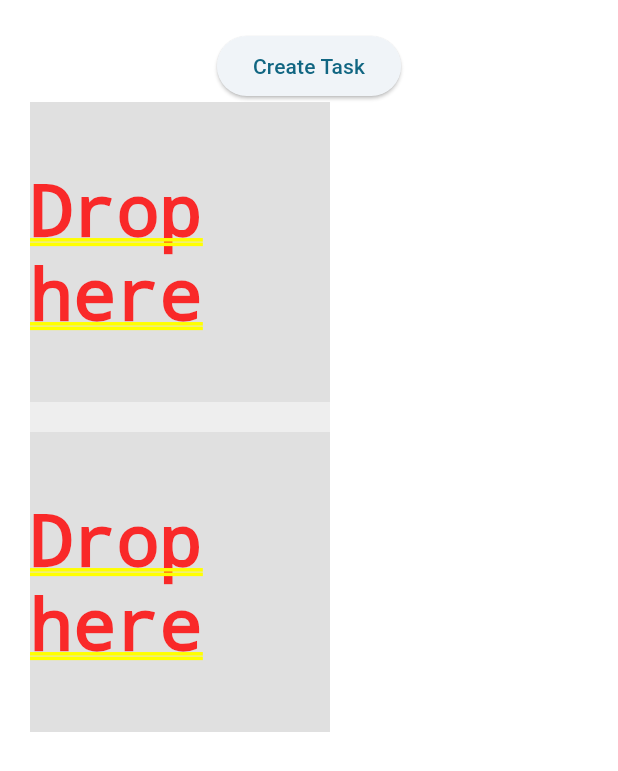
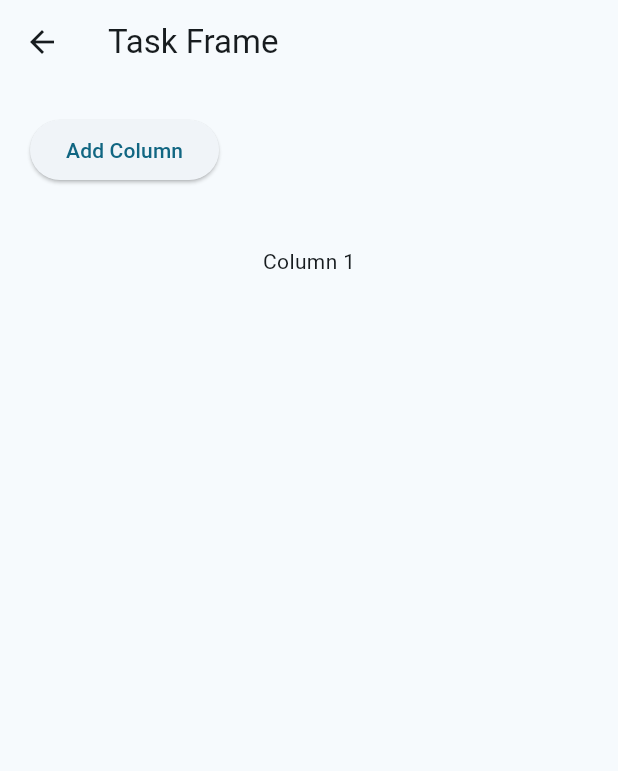
Before and after one commit to Natmoy-LETU/-chokhmah-, a Flutter app: the TaskFrame screen opened by its route, on a phone screen of 412 x 824 dp. Shown: the top 771 px of the screen. Run offline on Flutter 3.47's test engine with Material 3 defaults, Android fonts, the phone set to English and light mode, and no system bars.

Commit message:
Basic layout for task_frame to test dragging

```diff
--- a/chokmah_productivity_tracker/lib/main.dart
+++ b/chokmah_productivity_tracker/lib/main.dart
@@ -38,7 +38,7 @@
       routes: {
         '/': (context) => const MainMenu(title: 'Start Page'),
         '/settings': (context) => SettingsFrame(),
-        '/task_frame': (context) => TaskFrame(task: Task()),
+        '/task_frame': (context) => TaskFrame(),
         '/task': (context) => Task(),
       },
     );
--- a/chokmah_productivity_tracker/lib/task_frame.dart
+++ b/chokmah_productivity_tracker/lib/task_frame.dart
@@ -1,75 +1,85 @@
 import 'package:flutter/material.dart';
 import 'task.dart';
 
-class TaskFrame extends StatelessWidget {
-  const TaskFrame({Key? key, required Task task}) : super(key: key);
+class TaskFrame extends StatefulWidget {
+  const TaskFrame({Key? key}) : super(key: key);
+
+  @override
+  _TaskFrameState createState() => _TaskFrameState();
+}
+
+class _TaskFrameState extends State<TaskFrame> {
+  List<List<Widget>> columns = [
+    [
+      const SizedBox(height: 20.0),
+      Text('Column 1'),
+      const SizedBox(height: 20.0),
+    ],
+  ];
 
   @override
   Widget build(BuildContext context) {
-    return Padding(
-      padding: const EdgeInsets.all(20.0), // Adding padding
+    return Scaffold(
+      appBar: AppBar(
+        title: const Text('Task Frame'),
+      ),
+      body: Padding(
+        padding: const EdgeInsets.all(20.0),
         child: Column(
+          crossAxisAlignment: CrossAxisAlignment.start,
           children: [
             ElevatedButton(
               onPressed: () {
-              // Navigate to the Task screen
-              Navigator.pushNamed(context, '/task');
+                // Add a new column
+                setState(() {
+                  columns.add(
+                    buildColumn(columns.length + 1),
+                  );
+                });
               },
-            child: const Text('Create Task'), // Button to create a task instance
+              child: const Text('Add Column'),
             ),
-
+            const SizedBox(height: 20.0),
             Row(
-            children: [
-              // Container for Drag Targets with Vertical Dividers
-              Container(
-                color: Colors.grey[200],
+              children: columns
+                  .map((column) => Expanded(
                         child: Column(
-                  children: [
-                    DragTarget<String>(
-                      builder: (BuildContext context, List<String?> candidateData,
-                          List<dynamic> rejectedData) {
-                        return Container(
-                          height: 200.0,
-                          width: 200.0,
-                          alignment: Alignment.center,
-                          color: candidateData.isEmpty
-                              ? Colors.grey[300]
-                              : Colors.greenAccent,
-                          child: const Text('Drop here'),
-                        );
-                      },
-                      onAccept: (String data) {
-                        // Handle the dropped data
-                      },
+                          children: column,
                         ),
-                    Divider(
-                      thickness: 1.0,
-                      height: 20.0,
-                    ),
-                    DragTarget<String>(
-                      builder: (BuildContext context, List<String?> candidateData,
-                          List<dynamic> rejectedData) {
-                        return Container(
-                          height: 200.0,
-                          width: 200.0,
-                          alignment: Alignment.center,
-                          color: candidateData.isEmpty
-                              ? Colors.grey[300]
-                              : Colors.greenAccent,
-                          child: const Text('Drop here'),
-                        );
-                      },
-                      onAccept: (String data) {
-                        // Handle the dropped data
-                      },
+                      ))
+                  .toList(),
             ),
           ],
         ),
       ),
-            ],
-          ),
-        ]
-      )
     );
   }
+
+  List<Widget> buildColumn(int index) {
+    return [
+      const SizedBox(height: 20.0),
+      Text('Column $index'),
+      const SizedBox(height: 20.0),
+      ElevatedButton(
+        onPressed: () {
+          // Add a new task
+          setState(() {
+            columns[index - 1].add(
+              const Task(),
+            );
+          });
+        },
+        child: const Text('Add Task'),
+      ),
+      ElevatedButton(
+        onPressed: () {
+          // Remove the last task
+          setState(() {
+            columns[index - 1].removeLast();
+          });
+        },
+        child: const Text('Remove Task'),
+      ),
+    ];
   }
+}
```
Lines whose indentation alone changed are shown as unchanged.
